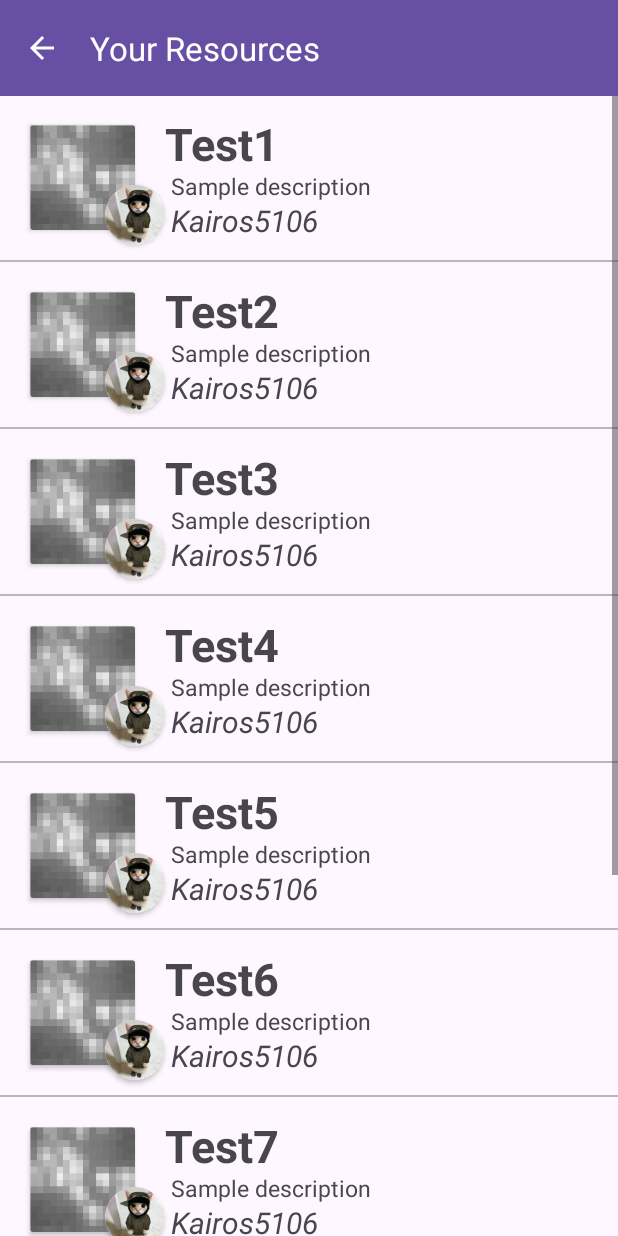
After one commit to Kairos5106/STEMify, an Android app: the EducatorResources screen opened directly, with no data from a screen before it, on a phone screen of 412 x 824 dp. The commit adds this screen. Run offline under Robolectric (Android 15) with nearby library versions, the phone set to English and light mode, and no system bars.

Commit message:
added new layout for educators' own resources

```diff
--- a/app/src/main/AndroidManifest.xml
+++ b/app/src/main/AndroidManifest.xml
@@ -17,6 +17,9 @@
         android:theme="@style/Theme.STEMify"
         tools:targetApi="31">
         <activity
+            android:name=".ui.moduleA.EducatorResources"
+            android:exported="false" />
+        <activity
             android:name=".EmptyTestActivity"
             android:exported="false" />
         <activity
@@ -25,7 +28,7 @@
         <activity
             android:name=".ui.moduleA.QuizPage"
             android:exported="false"
-            android:parentActivityName=".ui.moduleA.SectionLibrary"/>
+            android:parentActivityName=".ui.moduleA.SectionLibrary" />
         <activity
             android:name=".ui.moduleA.PracticePage"
             android:exported="false"
--- /dev/null
+++ b/app/src/main/java/com/example/stemify/ui/moduleA/EducatorResources.java
@@ -0,0 +1,87 @@
+package com.example.stemify.ui.moduleA;
+
+import androidx.appcompat.app.AppCompatActivity;
+import androidx.appcompat.content.res.AppCompatResources;
+import androidx.appcompat.widget.Toolbar;
+import androidx.core.graphics.drawable.DrawableCompat;
+import androidx.recyclerview.widget.LinearLayoutManager;
+import androidx.recyclerview.widget.RecyclerView;
+
+import android.graphics.Color;
+import android.graphics.drawable.Drawable;
+import android.os.Bundle;
+import android.view.MenuItem;
+
+import com.example.stemify.R;
+
+import java.util.ArrayList;
+import java.util.List;
+
+public class EducatorResources extends AppCompatActivity {
+    CommunityResourceAdapter communityResourceAdapter;
+    RecyclerView recyclerView;
+    List<CommunityResourceItem> listOfItems;
+    @Override
+    protected void onCreate(Bundle savedInstanceState) {
+        super.onCreate(savedInstanceState);
+        setContentView(R.layout.activity_educator_resources);
+        initalizeData();
+
+        // Enable back button in the action bar
+        Toolbar toolbar = findViewById(R.id.TBEducatorResources);
+        toolbar.bringToFront(); // brings toolbar to the top-most layer
+        setSupportActionBar(toolbar);
+        if (getSupportActionBar() != null) {
+            getSupportActionBar().setDisplayHomeAsUpEnabled(true);
+            getSupportActionBar().setDisplayShowHomeEnabled(true);
+        }
+
+        // Set the title for the app bar for this particular page
+        getSupportActionBar().setTitle("Your Resources");
+
+        // Set the back button at app bar to be white
+        Drawable arrow = AppCompatResources.getDrawable(this, R.drawable.ic_arrow_back);
+        DrawableCompat.setTint(arrow, Color.WHITE);
+        getSupportActionBar().setHomeAsUpIndicator(arrow);
+    }
+
+    @Override
+    protected void onStart() {
+        super.onStart();
+
+        // Setup RecyclerView
+        recyclerView = findViewById(R.id.RVEducatorResources);
+        recyclerView.setLayoutManager(new LinearLayoutManager(EducatorResources.this));
+        communityResourceAdapter = new CommunityResourceAdapter(EducatorResources.this, listOfItems);
+        recyclerView.setAdapter(communityResourceAdapter);
+        communityResourceAdapter.notifyDataSetChanged();
+    }
+
+    @Override
+    public boolean onOptionsItemSelected(MenuItem item) {
+        // Handle the back button click
+        if (item.getItemId() == android.R.id.home) {
+            // Navigate back to the previous fragment or activity
+            finish();
+            return true;
+        }
+        return super.onOptionsItemSelected(item);
+    }
+
+    public void initalizeData(){
+        // Initializing list of download items
+        listOfItems = new ArrayList<CommunityResourceItem>();
+
+        // Populate list with download items
+        listOfItems.add(new CommunityResourceItem("Test1", "Sample description", "Kairos5106", R.drawable.pfp, R.drawable.sampleimage));
+        listOfItems.add(new CommunityResourceItem("Test2", "Sample description", "Kairos5106", R.drawable.pfp, R.drawable.sampleimage));
+        listOfItems.add(new CommunityResourceItem("Test3", "Sample description", "Kairos5106", R.drawable.pfp, R.drawable.sampleimage));
+        listOfItems.add(new CommunityResourceItem("Test4", "Sample description", "Kairos5106", R.drawable.pfp, R.drawable.sampleimage));
+        listOfItems.add(new CommunityResourceItem("Test5", "Sample description", "Kairos5106", R.drawable.pfp, R.drawable.sampleimage));
+        listOfItems.add(new CommunityResourceItem("Test6", "Sample description", "Kairos5106", R.drawable.pfp, R.drawable.sampleimage));
+        listOfItems.add(new CommunityResourceItem("Test7", "Sample description", "Kairos5106", R.drawable.pfp, R.drawable.sampleimage));
+        listOfItems.add(new CommunityResourceItem("Test8", "Sample description", "Kairos5106", R.drawable.pfp, R.drawable.sampleimage));
+        listOfItems.add(new CommunityResourceItem("Test9", "Sample description", "Kairos5106", R.drawable.pfp, R.drawable.sampleimage));
+        listOfItems.add(new CommunityResourceItem("Test10", "Sample description", "Kairos5106", R.drawable.pfp, R.drawable.sampleimage));
+    }
+}
--- a/app/src/main/java/com/example/stemify/ui/moduleA/ResourceCommunityEducator.java
+++ b/app/src/main/java/com/example/stemify/ui/moduleA/ResourceCommunityEducator.java
@@ -1,5 +1,6 @@
 package com.example.stemify.ui.moduleA;
 
+import android.content.Intent;
 import android.os.Bundle;
 
 import androidx.annotation.NonNull;
@@ -11,8 +12,10 @@ import androidx.recyclerview.widget.RecyclerView;
 import android.view.LayoutInflater;
 import android.view.View;
 import android.view.ViewGroup;
+import android.widget.Button;
 
 import com.example.stemify.R;
+import com.example.stemify.TestActivity;
 
 import java.util.ArrayList;
 import java.util.List;
@@ -20,9 +23,9 @@ import java.util.List;
 public class ResourceCommunityEducator extends Fragment {
     CommunityResourceAdapter communityResourceAdapter;
     RecyclerView recyclerViewComm;
-    RecyclerView recyclerViewEdu;
     List<CommunityResourceItem> listOfItems;
 
+    Button btnToOwnResources;
     public ResourceCommunityEducator() {
         // Required empty public constructor
     }
@@ -37,7 +40,19 @@ public class ResourceCommunityEducator extends Fragment {
     public View onCreateView(LayoutInflater inflater, ViewGroup container,
                              Bundle savedInstanceState) {
         // Inflate the layout for this fragment
-        return inflater.inflate(R.layout.fragment_resource_community_educator, container, false);
+        View view = inflater.inflate(R.layout.fragment_resource_community_educator, container, false);
+
+        // Setup button to lead to Educators' resources page
+        btnToOwnResources = view.findViewById(R.id.BtnGoToOwnResources);
+        btnToOwnResources.setOnClickListener(new View.OnClickListener() {
+            @Override
+            public void onClick(View v) {
+                Intent goToGradeLibrary = new Intent(getContext(), EducatorResources.class); // change test activity later
+                getContext().startActivity(goToGradeLibrary);
+            }
+        });
+
+        return view;
     }
 
     @Override
--- /dev/null
+++ b/app/src/main/res/layout/activity_educator_resources.xml
@@ -0,0 +1,32 @@
+<?xml version="1.0" encoding="utf-8"?>
+<androidx.constraintlayout.widget.ConstraintLayout xmlns:android="http://schemas.android.com/apk/res/android"
+    xmlns:app="http://schemas.android.com/apk/res-auto"
+    xmlns:tools="http://schemas.android.com/tools"
+    android:layout_width="match_parent"
+    android:layout_height="match_parent"
+    tools:context=".ui.moduleA.EducatorResources">
+
+    <androidx.appcompat.widget.Toolbar
+        android:id="@+id/TBEducatorResources"
+        android:layout_width="match_parent"
+        android:layout_height="?attr/actionBarSize"
+        android:background="?attr/colorPrimary"
+        app:title="Topics"
+        app:titleTextColor="@color/white"
+        app:layout_constraintTop_toTopOf="parent"
+        app:layout_constraintStart_toStartOf="parent"
+        app:layout_constraintEnd_toEndOf="parent"/>
+
+    <androidx.recyclerview.widget.RecyclerView
+        android:id="@+id/RVEducatorResources"
+        android:layout_width="match_parent"
+        android:layout_height="match_parent"
+        app:layout_constraintVertical_weight="1"
+        android:scrollbars="vertical"
+        tools:listitem="@layout/item_community_resource"
+        app:layout_constraintTop_toBottomOf="@+id/TBEducatorResources"
+        app:layout_constraintStart_toStartOf="parent"
+        app:layout_constraintEnd_toEndOf="parent"
+        android:paddingTop="63dp"/>
+
+</androidx.constraintlayout.widget.ConstraintLayout>
```
